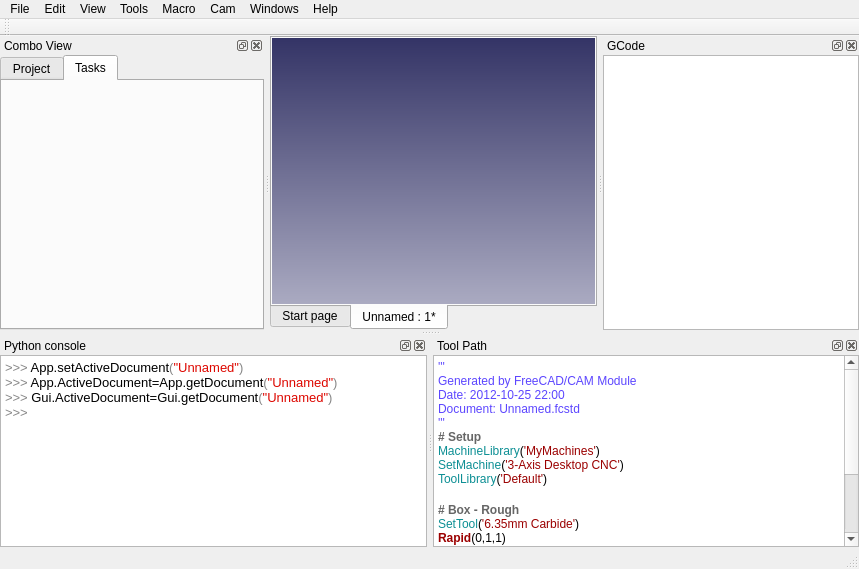
First picture: the form in mainwindow.ui, repository andrewjrobinson/FreeCAD-UI-Demo-App, before the edit.
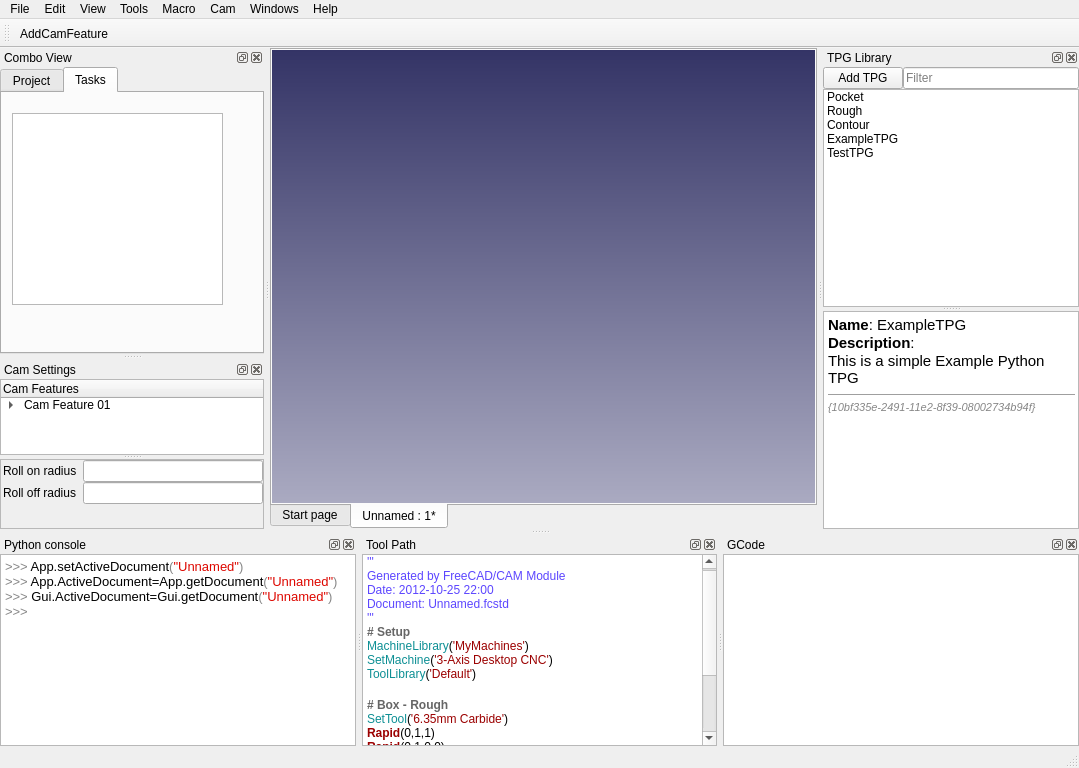
Second picture: the form after the edit. The open tabs and pages were chosen to show the change. Icons and pictures are not drawn.

Diff of the .ui file:
```diff
--- a/mainwindow.ui
+++ b/mainwindow.ui
@@ -6,8 +6,8 @@
    <rect>
     <x>0</x>
     <y>0</y>
-    <width>859</width>
-    <height>569</height>
+    <width>1079</width>
+    <height>768</height>
    </rect>
   </property>
   <property name="windowTitle">
@@ -74,7 +74,7 @@
     <rect>
      <x>0</x>
      <y>0</y>
-     <width>859</width>
+     <width>1079</width>
      <height>29</height>
     </rect>
    </property>
@@ -300,6 +300,16 @@
         <attribute name="title">
          <string>Tasks</string>
         </attribute>
+        <widget class="QTreeView" name="treeView">
+         <property name="geometry">
+          <rect>
+           <x>10</x>
+           <y>20</y>
+           <width>211</width>
+           <height>192</height>
+          </rect>
+         </property>
+        </widget>
        </widget>
       </widget>
      </item>
@@ -348,29 +358,9 @@
    <attribute name="toolBarBreak">
     <bool>false</bool>
    </attribute>
+   <addaction name="actionAddCamFeature"/>
   </widget>
-  <widget class="QDockWidget" name="GCode">
-   <property name="windowTitle">
-    <string>GCode</string>
-   </property>
-   <attribute name="dockWidgetArea">
-    <number>2</number>
-   </attribute>
-   <widget class="QWidget" name="dockWidgetContents_3">
-    <layout class="QGridLayout" name="gridLayout_9">
-     <property name="margin">
-      <number>0</number>
-     </property>
-     <property name="spacing">
-      <number>0</number>
-     </property>
-     <item row="0" column="0">
-      <widget class="QTextBrowser" name="textBrowser"/>
-     </item>
-    </layout>
-   </widget>
-  </widget>
-  <widget class="QDockWidget" name="dockWidget">
+  <widget class="QDockWidget" name="ToolPath">
    <property name="windowTitle">
     <string>Tool Path</string>
    </property>
@@ -387,6 +377,9 @@
      </property>
      <item row="0" column="0">
       <widget class="QTextEdit" name="textEdit_2">
+       <property name="lineWrapMode">
+        <enum>QTextEdit::NoWrap</enum>
+       </property>
        <property name="html">
         <string>&lt;!DOCTYPE HTML PUBLIC &quot;-//W3C//DTD HTML 4.0//EN&quot; &quot;http://www.w3.org/TR/REC-html40/strict.dtd&quot;&gt;
 &lt;html&gt;&lt;head&gt;&lt;meta name=&quot;qrichtext&quot; content=&quot;1&quot; /&gt;&lt;style type=&quot;text/css&quot;&gt;
@@ -399,6 +392,269 @@
     </layout>
    </widget>
   </widget>
+  <widget class="QDockWidget" name="TPGLibrary">
+   <property name="toolTip">
+    <string>Tool path generator (TPG) library</string>
+   </property>
+   <property name="windowTitle">
+    <string>TPG Library</string>
+   </property>
+   <attribute name="dockWidgetArea">
+    <number>2</number>
+   </attribute>
+   <widget class="QWidget" name="dockWidgetContents_5">
+    <layout class="QGridLayout" name="gridLayout_11">
+     <property name="margin">
+      <number>0</number>
+     </property>
+     <property name="spacing">
+      <number>0</number>
+     </property>
+     <item row="0" column="0">
+      <layout class="QHBoxLayout" name="horizontalLayout">
+       <property name="spacing">
+        <number>0</number>
+       </property>
+       <item>
+        <widget class="QPushButton" name="AddTPG">
+         <property name="toolTip">
+          <string>Add a TPG to the current Cam Feature</string>
+         </property>
+         <property name="text">
+          <string>Add TPG</string>
+         </property>
+        </widget>
+       </item>
+       <item>
+        <widget class="QLineEdit" name="FilterTPGs">
+         <property name="toolTip">
+          <string>Filter the TPG's shown below</string>
+         </property>
+         <property name="text">
+          <string/>
+         </property>
+         <property name="placeholderText">
+          <string>Filter</string>
+         </property>
+        </widget>
+       </item>
+      </layout>
+     </item>
+     <item row="1" column="0">
+      <widget class="QSplitter" name="splitter_3">
+       <property name="orientation">
+        <enum>Qt::Vertical</enum>
+       </property>
+       <widget class="QListWidget" name="TPGList">
+        <property name="toolTip">
+         <string>Available TPG's.  Double click to add to your Cam Feature</string>
+        </property>
+        <item>
+         <property name="text">
+          <string>Pocket</string>
+         </property>
+        </item>
+        <item>
+         <property name="text">
+          <string>Rough</string>
+         </property>
+        </item>
+        <item>
+         <property name="text">
+          <string>Contour</string>
+         </property>
+        </item>
+        <item>
+         <property name="text">
+          <string>ExampleTPG</string>
+         </property>
+        </item>
+        <item>
+         <property name="text">
+          <string>TestTPG</string>
+         </property>
+        </item>
+       </widget>
+       <widget class="QTextBrowser" name="TPGDetails">
+        <property name="html">
+         <string>&lt;!DOCTYPE HTML PUBLIC &quot;-//W3C//DTD HTML 4.0//EN&quot; &quot;http://www.w3.org/TR/REC-html40/strict.dtd&quot;&gt;
+&lt;html&gt;&lt;head&gt;&lt;meta name=&quot;qrichtext&quot; content=&quot;1&quot; /&gt;&lt;style type=&quot;text/css&quot;&gt;
+p, li { white-space: pre-wrap; }
+&lt;/style&gt;&lt;/head&gt;&lt;body style=&quot; font-family:'Cantarell'; font-size:11pt; font-weight:400; font-style:normal;&quot;&gt;
+&lt;p style=&quot; margin-top:0px; margin-bottom:0px; margin-left:0px; margin-right:0px; -qt-block-indent:0; text-indent:0px;&quot;&gt;&lt;span style=&quot; font-weight:600;&quot;&gt;Name&lt;/span&gt;: ExampleTPG&lt;/p&gt;
+&lt;p style=&quot; margin-top:0px; margin-bottom:0px; margin-left:0px; margin-right:0px; -qt-block-indent:0; text-indent:0px;&quot;&gt;&lt;span style=&quot; font-weight:600;&quot;&gt;Description&lt;/span&gt;: &lt;/p&gt;
+&lt;p style=&quot; margin-top:0px; margin-bottom:0px; margin-left:0px; margin-right:0px; -qt-block-indent:0; text-indent:0px;&quot;&gt;This is a simple Example Python TPG&lt;/p&gt;
+&lt;hr /&gt;
+&lt;p style=&quot; margin-top:0px; margin-bottom:0px; margin-left:0px; margin-right:0px; -qt-block-indent:0; text-indent:0px;&quot;&gt;&lt;span style=&quot; font-size:8pt; font-style:italic; color:#868686;&quot;&gt;{10bf335e-2491-11e2-8f39-08002734b94f}&lt;/span&gt;&lt;/p&gt;&lt;/body&gt;&lt;/html&gt;</string>
+        </property>
+       </widget>
+      </widget>
+     </item>
+    </layout>
+   </widget>
+  </widget>
+  <widget class="QDockWidget" name="GCode">
+   <property name="windowTitle">
+    <string>GCode</string>
+   </property>
+   <attribute name="dockWidgetArea">
+    <number>8</number>
+   </attribute>
+   <widget class="QWidget" name="dockWidgetContents_3">
+    <layout class="QGridLayout" name="gridLayout_9">
+     <property name="margin">
+      <number>0</number>
+     </property>
+     <property name="spacing">
+      <number>0</number>
+     </property>
+     <item row="0" column="0">
+      <widget class="QTextBrowser" name="textBrowser"/>
+     </item>
+    </layout>
+   </widget>
+  </widget>
+  <widget class="QDockWidget" name="CamSettings">
+   <property name="windowTitle">
+    <string>Cam Settings</string>
+   </property>
+   <attribute name="dockWidgetArea">
+    <number>1</number>
+   </attribute>
+   <widget class="QWidget" name="dockWidgetContents_6">
+    <layout class="QGridLayout" name="gridLayout_10">
+     <property name="margin">
+      <number>0</number>
+     </property>
+     <property name="spacing">
+      <number>0</number>
+     </property>
+     <item row="0" column="0">
+      <widget class="QSplitter" name="splitter_2">
+       <property name="orientation">
+        <enum>Qt::Vertical</enum>
+       </property>
+       <widget class="QTreeWidget" name="CamFeatureTree">
+        <column>
+         <property name="text">
+          <string>Cam Features</string>
+         </property>
+        </column>
+        <item>
+         <property name="text">
+          <string>Cam Feature 01</string>
+         </property>
+         <property name="icon">
+          <iconset>
+           <normaloff>cam.png</normaloff>cam.png</iconset>
+         </property>
+         <item>
+          <property name="text">
+           <string>Rough</string>
+          </property>
+          <property name="icon">
+           <iconset>
+            <normaloff>gear.png</normaloff>gear.png</iconset>
+          </property>
+          <item>
+           <property name="text">
+            <string>ToolPath 01</string>
+           </property>
+           <property name="icon">
+            <iconset>
+             <normaloff>tp.png</normaloff>tp.png</iconset>
+           </property>
+          </item>
+         </item>
+         <item>
+          <property name="text">
+           <string>Contour</string>
+          </property>
+          <property name="icon">
+           <iconset>
+            <normaloff>gear.png</normaloff>gear.png</iconset>
+          </property>
+         </item>
+         <item>
+          <property name="text">
+           <string>Pocket</string>
+          </property>
+          <property name="icon">
+           <iconset>
+            <normaloff>gear.png</normaloff>gear.png</iconset>
+          </property>
+         </item>
+        </item>
+       </widget>
+       <widget class="QScrollArea" name="SettingsArea">
+        <property name="widgetResizable">
+         <bool>true</bool>
+        </property>
+        <widget class="QWidget" name="scrollAreaWidgetContents">
+         <property name="geometry">
+          <rect>
+           <x>0</x>
+           <y>0</y>
+           <width>262</width>
+           <height>82</height>
+          </rect>
+         </property>
+         <layout class="QFormLayout" name="formLayout">
+          <property name="horizontalSpacing">
+           <number>6</number>
+          </property>
+          <property name="verticalSpacing">
+           <number>0</number>
+          </property>
+          <property name="leftMargin">
+           <number>2</number>
+          </property>
+          <property name="topMargin">
+           <number>0</number>
+          </property>
+          <property name="rightMargin">
+           <number>0</number>
+          </property>
+          <property name="bottomMargin">
+           <number>0</number>
+          </property>
+          <item row="0" column="0">
+           <widget class="QLabel" name="label">
+            <property name="text">
+             <string>Roll on radius</string>
+            </property>
+           </widget>
+          </item>
+          <item row="0" column="1">
+           <widget class="QLineEdit" name="lineEdit"/>
+          </item>
+          <item row="1" column="0">
+           <widget class="QLabel" name="label_2">
+            <property name="text">
+             <string>Roll off radius</string>
+            </property>
+           </widget>
+          </item>
+          <item row="1" column="1">
+           <widget class="QLineEdit" name="lineEdit_2"/>
+          </item>
+         </layout>
+        </widget>
+       </widget>
+      </widget>
+     </item>
+    </layout>
+   </widget>
+  </widget>
+  <action name="actionAddCamFeature">
+   <property name="icon">
+    <iconset>
+     <normaloff>cam.png</normaloff>cam.png</iconset>
+   </property>
+   <property name="text">
+    <string>AddCamFeature</string>
+   </property>
+  </action>
  </widget>
  <resources/>
  <connections/>
```
Left out of the diff: 2 changed lines with no effect on the pictures.
